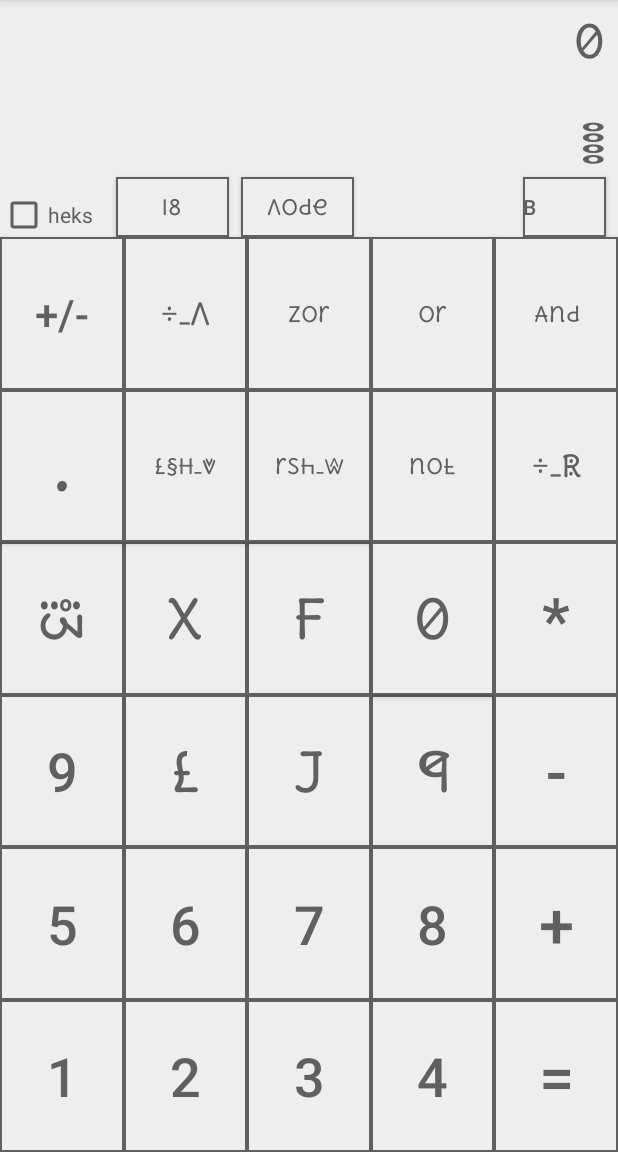
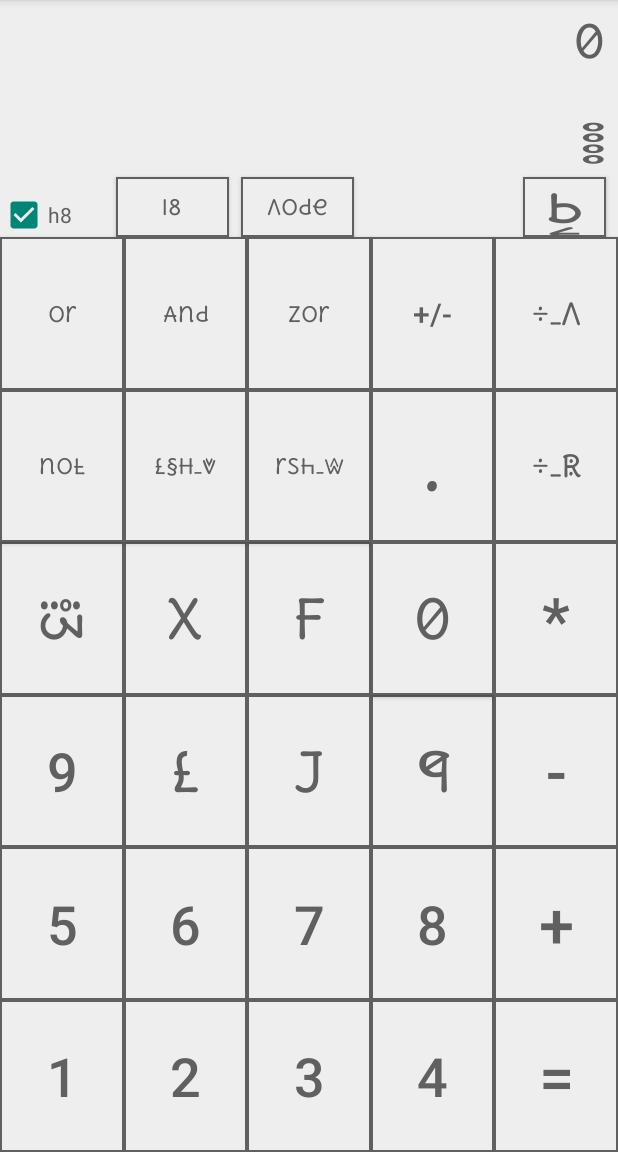
Before and after one commit to MStefan99/calculator, an Android app: the screen it shows after launch (MainActivity), in the side drawer, after a tap on "programmer", on a phone screen of 412 x 824 dp, the part 84-1236 px from its top. Run offline under Robolectric (Android 15) with nearby library versions, the phone set to English and light mode, and no system bars; libraries missing offline, so code that uses them is left out: io.realm; 1 statement that could not run was skipped.

Commit message:
Arenzd or And buttons

```diff
--- a/app/src/main/res/layout/fragment_programmer.xml
+++ b/app/src/main/res/layout/fragment_programmer.xml
@@ -22,7 +22,7 @@
    <!-- android:layout_height="104dp" RadioGroup oriznl-->
   <CheckBox android:id="@+id/heks_check_boks"
       android:layout_width="69dp"      android:layout_height="30dp"
-      android:textColor="?attr/primaryTextColor"   android:text="heks"
+      android:textColor="?attr/primaryTextColor"   android:text="h8" android:checked="true"
       app:layout_constraintStart_toStartOf="parent"    app:layout_constraintTop_toBottomOf="@+id/inputField2"/>
 <!--  <RadioGroup    android:id="@+id/radioGroup1"    android:layout_width="69dp"    android:layout_height="52dp"-->
 <!--   app:layout_constraintStart_toStartOf="parent"    app:layout_constraintTop_toBottomOf="@+id/inputField2">-->
@@ -49,70 +49,71 @@
 
   <Button android:id="@+id/buttonDel" android:layout_width="55dp" android:layout_height="40dp"
    android:layout_marginEnd="8dp" android:background="@drawable/calculator_button_main"
-   android:text="B" android:textAlignment="viewStart" android:textColor="?attr/primaryTextColor"
+   android:text="B" android:fontFamily="@font/u5"  android:textAlignment="center" android:textColor="?attr/primaryTextColor"
+  android:textSize="@dimen/del_tekst_size"
    app:layout_constraintBottom_toBottomOf="@+id/heks_check_boks" app:layout_constraintEnd_toEndOf="parent" />
 
 <!-- //////////////////////////////// -->
+    <Button android:id="@+id/buttonOR" android:layout_width="0dp" android:layout_height="0dp"
+        android:background="@drawable/calculator_button_secondary" android:textColor="?attr/primaryTextColor"
+        android:fontFamily="@font/u5" android:text="or" android:textAllCaps="false"
+        app:layout_constraintBottom_toTopOf="@+id/buttonNOT" app:layout_constraintTop_toBottomOf="@+id/heks_check_boks"
+        app:layout_constraintEnd_toStartOf="@+id/buttonAND" app:layout_constraintStart_toStartOf="parent" />
+
+    <Button android:id="@+id/buttonAND" android:layout_width="0dp" android:layout_height="0dp"
+        android:background="@drawable/calculator_button_secondary" android:textColor="?attr/primaryTextColor"
+        android:fontFamily="@font/u5" android:text="@string/And_operator_string" android:textAllCaps="false"
+        app:layout_constraintBottom_toTopOf="@+id/buttonNOT" app:layout_constraintTop_toBottomOf="@+id/heks_check_boks"
+        app:layout_constraintStart_toEndOf="@+id/buttonOR" app:layout_constraintEnd_toStartOf="@+id/button_zor"  />
+
+  <Button    android:id="@+id/button_zor" android:layout_width="0dp"    android:layout_height="0dp"
+      android:background="@drawable/calculator_button_secondary" android:textAllCaps="false"
+      android:text="@string/zor_operator_string" android:fontFamily="@font/u5" android:textColor="?attr/primaryTextColor"
+      app:layout_constraintBottom_toTopOf="@+id/buttonNOT" app:layout_constraintTop_toBottomOf="@+id/heks_check_boks"
+      app:layout_constraintStart_toEndOf="@+id/buttonAND"    app:layout_constraintEnd_toStartOf="@+id/buttonSign"    />
+
   <Button  android:id="@+id/buttonSign"  android:layout_width="0dp"  android:layout_height="0dp"
-   android:background="@drawable/calculator_button_main"
+      android:background="@drawable/calculator_button_main"
       android:text="+/-"  android:textColor="?attr/primaryTextColor" android:textSize="@dimen/sign_tekst_size"
-      app:layout_constraintBottom_toTopOf="@+id/button_decimal_point" app:layout_constraintTop_toBottomOf="@+id/heks_check_boks"
-      app:layout_constraintStart_toStartOf="parent" app:layout_constraintEnd_toStartOf="@+id/buttonMod"
+      app:layout_constraintBottom_toTopOf="@+id/buttonNOT" app:layout_constraintTop_toBottomOf="@+id/heks_check_boks"
+      app:layout_constraintStart_toEndOf="@+id/button_zor" app:layout_constraintEnd_toStartOf="@+id/buttonMod"
       />
 
   <Button    android:id="@+id/buttonMod"    android:layout_width="0dp"    android:layout_height="0dp"
-   android:background="@drawable/calculator_button_secondary"    android:text="@string/get_remainder_button_string"  android:textAllCaps="false"
+      android:background="@drawable/calculator_button_secondary"    android:text="@string/get_remainder_button_string"  android:textAllCaps="false"
       android:fontFamily="@font/u5" android:textColor="?attr/primaryTextColor" android:textSize="@dimen/remainder_tekst_size"
-    app:layout_constraintBottom_toTopOf="@+id/buttonLSH" app:layout_constraintTop_toBottomOf="@+id/heks_check_boks"
-   app:layout_constraintStart_toEndOf="@+id/buttonSign"    app:layout_constraintEnd_toStartOf="@+id/button_zor"    />
-
-<Button    android:id="@+id/button_zor"    android:layout_width="0dp"    android:layout_height="0dp"
-   android:background="@drawable/calculator_button_secondary" android:textAllCaps="false"
-   android:text="@string/zor_operator_string" android:fontFamily="@font/u5" android:textColor="?attr/primaryTextColor"
-   app:layout_constraintBottom_toTopOf="@+id/buttonRSH" app:layout_constraintTop_toBottomOf="@+id/heks_check_boks"
-    app:layout_constraintStart_toEndOf="@+id/buttonMod"    app:layout_constraintEnd_toStartOf="@+id/buttonOR"    />
-
-  <Button    android:id="@+id/buttonOR"    android:layout_width="0dp"    android:layout_height="0dp"
-   android:textColor="?attr/primaryTextColor" android:background="@drawable/calculator_button_secondary"
-   android:text="or" android:fontFamily="@font/u5" android:textAllCaps="false"
-   app:layout_constraintBottom_toTopOf="@+id/buttonNOT" app:layout_constraintTop_toBottomOf="@+id/heks_check_boks"
-      app:layout_constraintStart_toEndOf="@+id/button_zor"    app:layout_constraintEnd_toStartOf="@+id/buttonAND"    />
-
-  <Button    android:id="@+id/buttonAND"    android:layout_width="0dp"    android:layout_height="0dp"
-   android:background="@drawable/calculator_button_secondary" android:textAllCaps="false"
-   android:text="@string/And_operator_string" android:fontFamily="@font/u5" android:textColor="?attr/primaryTextColor"
-    app:layout_constraintBottom_toTopOf="@+id/buttonRDivide" app:layout_constraintTop_toBottomOf="@+id/heks_check_boks"
-   app:layout_constraintStart_toEndOf="@+id/buttonOR"    app:layout_constraintEnd_toEndOf="parent"    />
+      app:layout_constraintBottom_toTopOf="@+id/buttonNOT" app:layout_constraintTop_toBottomOf="@+id/heks_check_boks"
+      app:layout_constraintStart_toEndOf="@+id/buttonSign"    app:layout_constraintEnd_toEndOf="parent" />
 <!-- //////////////////////////////// -->
-   <Button  android:id="@+id/button_decimal_point"  android:layout_width="0dp"  android:layout_height="0dp"
-   android:background="@drawable/calculator_button_main" android:textAlignment="gravity"
-       android:gravity="center_vertical|center_horizontal" android:text="@string/decimal_point_operator_string"  android:textColor="?attr/primaryTextColor"
-       android:fontFamily="@font/u5" android:textSize="@dimen/dot_tekst_size"
-       app:layout_constraintBottom_toTopOf="@id/buttonD" app:layout_constraintTop_toBottomOf="@+id/buttonSign"
-   app:layout_constraintStart_toStartOf="parent" app:layout_constraintEnd_toStartOf="@+id/buttonLSH"  />
+  <Button    android:id="@+id/buttonNOT"    android:layout_width="0dp"    android:layout_height="0dp"
+      android:background="@drawable/calculator_button_secondary" android:textAllCaps="false"
+      android:text="@string/not_operator_string" android:fontFamily="@font/u5" android:textColor="?attr/primaryTextColor"
+      app:layout_constraintBottom_toTopOf="@+id/buttonD" app:layout_constraintTop_toBottomOf="@+id/buttonOR"
+      app:layout_constraintStart_toStartOf="parent"     app:layout_constraintEnd_toStartOf="@+id/buttonLSH"    />
 
   <Button    android:id="@+id/buttonLSH" android:fontFamily="@font/u5" android:text="@string/lsh_operator_string" android:layout_width="0dp" android:layout_height="0dp"
    android:background="@drawable/calculator_button_secondary" android:textColor="?attr/primaryTextColor"
-      app:layout_constraintBottom_toTopOf="@+id/buttonE" app:layout_constraintTop_toBottomOf="@+id/buttonMod"
-   app:layout_constraintStart_toEndOf="@+id/button_decimal_point"    app:layout_constraintEnd_toStartOf="@+id/buttonRSH"    />
+      app:layout_constraintBottom_toTopOf="@+id/buttonE" app:layout_constraintTop_toBottomOf="@+id/buttonAND"
+   app:layout_constraintStart_toEndOf="@+id/buttonNOT" app:layout_constraintEnd_toStartOf="@+id/buttonRSH"    />
 
   <Button    android:id="@+id/buttonRSH"    android:layout_width="0dp"    android:layout_height="0dp"
    android:textColor="?attr/primaryTextColor" android:background="@drawable/calculator_button_secondary"
    android:text="@string/rsh_operator_string" android:fontFamily="@font/u5" android:textAllCaps="false"
       app:layout_constraintBottom_toTopOf="@+id/buttonF" app:layout_constraintTop_toBottomOf="@+id/button_zor"
-      app:layout_constraintStart_toEndOf="@+id/buttonLSH"    app:layout_constraintEnd_toStartOf="@+id/buttonNOT"    />
+      app:layout_constraintStart_toEndOf="@+id/buttonLSH"    app:layout_constraintEnd_toStartOf="@+id/button_decimal_point"    />
 
-  <Button    android:id="@+id/buttonNOT"    android:layout_width="0dp"    android:layout_height="0dp"
-   android:background="@drawable/calculator_button_secondary" android:textAllCaps="false"
-   android:text="@string/not_operator_string" android:fontFamily="@font/u5" android:textColor="?attr/primaryTextColor"
-      app:layout_constraintBottom_toTopOf="@+id/button0" app:layout_constraintTop_toBottomOf="@+id/buttonOR"
-   app:layout_constraintStart_toEndOf="@+id/buttonRSH"    app:layout_constraintEnd_toStartOf="@+id/buttonRDivide"    />
+ <Button  android:id="@+id/button_decimal_point"  android:layout_width="0dp"  android:layout_height="0dp"
+      android:background="@drawable/calculator_button_main" android:textAlignment="gravity"
+      android:gravity="center_vertical|center_horizontal" android:text="@string/decimal_point_operator_string"  android:textColor="?attr/primaryTextColor"
+      android:fontFamily="@font/u5" android:textSize="@dimen/dot_tekst_size"
+      app:layout_constraintBottom_toTopOf="@id/buttonD" app:layout_constraintTop_toBottomOf="@+id/buttonSign"
+      app:layout_constraintStart_toEndOf="@+id/buttonRSH" app:layout_constraintEnd_toStartOf="@+id/buttonRDivide"  />
 
   <Button android:id="@+id/buttonRDivide" android:layout_width="0dp" android:layout_height="0dp"
    android:background="@drawable/calculator_button_main" android:text="@string/remainder_divide_operator_string"
       android:fontFamily="@font/u5" android:textColor="?attr/accentColor"  android:textSize="@dimen/divide_tekst_size"
    app:layout_constraintBottom_toTopOf="@+id/buttonMultiply" app:layout_constraintTop_toBottomOf="@+id/buttonAND"
-   app:layout_constraintStart_toEndOf="@+id/buttonNOT" app:layout_constraintEnd_toEndOf="parent" />
+   app:layout_constraintStart_toEndOf="@+id/button_decimal_point" app:layout_constraintEnd_toEndOf="parent" />
 
 <!-- //////////////////////////////// -->
 
--- a/app/src/main/res/values/dimens.xml
+++ b/app/src/main/res/values/dimens.xml
@@ -17,5 +17,6 @@
     <dimen name="not_tekst_size">24sp</dimen>
     <dimen name="and_tekst_size">20sp</dimen>
     <dimen name="zor_tekst_size">20sp</dimen>
-    <dimen name="sign_tekst_size">28sp</dimen>
+    <dimen name="sign_tekst_size">20sp</dimen>
+    <dimen name="del_tekst_size">40dp</dimen>
 </resources>
```
